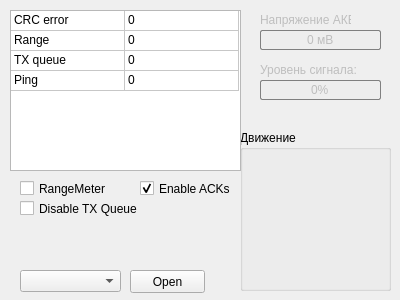
The window that dthard-gui/mainwindow.ui (Ursadon/Dithard) describes before a commit, drawn with Qt 5.
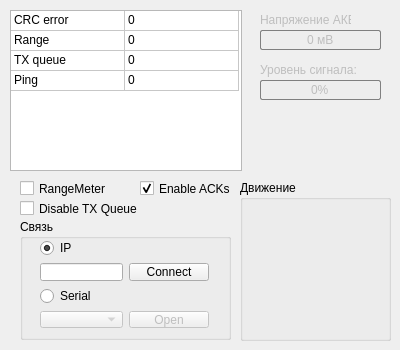
The same window after the commit. Icons and pictures are not drawn.

```diff
--- a/dthard-gui/mainwindow.ui
+++ b/dthard-gui/mainwindow.ui
@@ -10,7 +10,7 @@
     <x>0</x>
     <y>0</y>
     <width>400</width>
-    <height>300</height>
+    <height>350</height>
    </rect>
   </property>
   <property name="sizePolicy">
@@ -22,13 +22,13 @@
   <property name="minimumSize">
    <size>
     <width>400</width>
-    <height>300</height>
+    <height>350</height>
    </size>
   </property>
   <property name="maximumSize">
    <size>
     <width>400</width>
-    <height>300</height>
+    <height>350</height>
    </size>
   </property>
   <property name="font">
@@ -90,7 +90,7 @@
     <property name="geometry">
      <rect>
       <x>240</x>
-      <y>130</y>
+      <y>180</y>
       <width>151</width>
       <height>161</height>
      </rect>
@@ -270,53 +270,12 @@
      <number>0</number>
     </property>
    </widget>
-   <widget class="QComboBox" name="comPortList">
-    <property name="geometry">
-     <rect>
-      <x>20</x>
-      <y>270</y>
-      <width>101</width>
-      <height>22</height>
-     </rect>
-    </property>
-    <property name="focusPolicy">
-     <enum>Qt::NoFocus</enum>
-    </property>
-    <property name="styleSheet">
-     <string notr="true"/>
-    </property>
-    <property name="currentText">
-     <string comment="Выберите порт" extracomment="Выберите порт"/>
-    </property>
-   </widget>
-   <widget class="QPushButton" name="pbComPortOpen">
-    <property name="geometry">
-     <rect>
-      <x>130</x>
-      <y>270</y>
-      <width>75</width>
-      <height>23</height>
-     </rect>
-    </property>
-    <property name="focusPolicy">
-     <enum>Qt::NoFocus</enum>
-    </property>
-    <property name="contextMenuPolicy">
-     <enum>Qt::NoContextMenu</enum>
-    </property>
-    <property name="text">
-     <string>Open</string>
-    </property>
-    <property name="flat">
-     <bool>false</bool>
-    </property>
-   </widget>
    <widget class="QTableWidget" name="tableStatus">
     <property name="geometry">
      <rect>
       <x>10</x>
       <y>10</y>
-      <width>231</width>
+      <width>232</width>
       <height>161</height>
      </rect>
     </property>
@@ -508,6 +467,99 @@
      <string>Disable TX Queue</string>
     </property>
    </widget>
+   <widget class="QGroupBox" name="groupBox_2">
+    <property name="geometry">
+     <rect>
+      <x>20</x>
+      <y>219</y>
+      <width>211</width>
+      <height>121</height>
+     </rect>
+    </property>
+    <property name="title">
+     <string>Связь</string>
+    </property>
+    <widget class="QWidget" name="gridLayoutWidget">
+     <property name="geometry">
+      <rect>
+       <x>9</x>
+       <y>9</y>
+       <width>191</width>
+       <height>111</height>
+      </rect>
+     </property>
+     <layout class="QGridLayout" name="gridLayout_2">
+      <item row="3" column="1">
+       <widget class="QPushButton" name="pbComPortOpen">
+        <property name="enabled">
+         <bool>false</bool>
+        </property>
+        <property name="focusPolicy">
+         <enum>Qt::NoFocus</enum>
+        </property>
+        <property name="contextMenuPolicy">
+         <enum>Qt::NoContextMenu</enum>
+        </property>
+        <property name="text">
+         <string>Open</string>
+        </property>
+        <property name="flat">
+         <bool>false</bool>
+        </property>
+       </widget>
+      </item>
+      <item row="0" column="0">
+       <widget class="QRadioButton" name="rbIP">
+        <property name="text">
+         <string>IP</string>
+        </property>
+        <property name="checked">
+         <bool>true</bool>
+        </property>
+        <attribute name="buttonGroup">
+         <string notr="true">buttonGroup</string>
+        </attribute>
+       </widget>
+      </item>
+      <item row="1" column="0">
+       <widget class="QLineEdit" name="leIPaddress"/>
+      </item>
+      <item row="3" column="0">
+       <widget class="QComboBox" name="comPortList">
+        <property name="enabled">
+         <bool>false</bool>
+        </property>
+        <property name="focusPolicy">
+         <enum>Qt::NoFocus</enum>
+        </property>
+        <property name="styleSheet">
+         <string notr="true"/>
+        </property>
+        <property name="currentText">
+         <string comment="Выберите порт" extracomment="Выберите порт"/>
+        </property>
+       </widget>
+      </item>
+      <item row="2" column="0">
+       <widget class="QRadioButton" name="rbSerial">
+        <property name="text">
+         <string>Serial</string>
+        </property>
+        <attribute name="buttonGroup">
+         <string notr="true">buttonGroup</string>
+        </attribute>
+       </widget>
+      </item>
+      <item row="1" column="1">
+       <widget class="QPushButton" name="pbIpOpen">
+        <property name="text">
+         <string>Connect</string>
+        </property>
+       </widget>
+      </item>
+     </layout>
+    </widget>
+   </widget>
   </widget>
  </widget>
  <layoutdefault spacing="6" margin="11"/>
```
Left out of the diff: 3 changed lines with no effect on the pictures.
